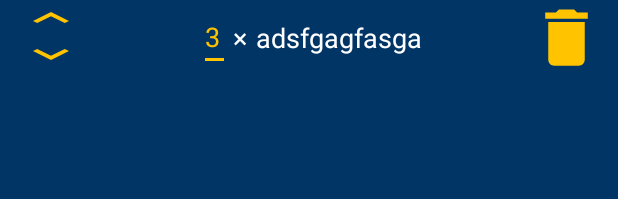
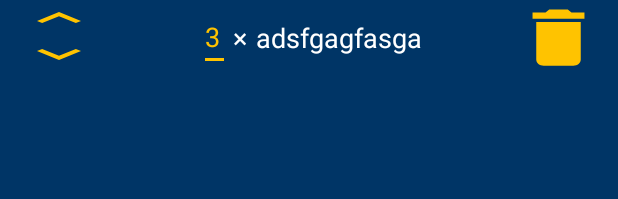
Before and after one commit to fHostert/Gymtracker, an Android app: the layout fragment_template_row.xml on its own in the app's theme, with its tools: preview values and no code run, on a phone screen of 412 x 824 dp. Shown: the top 199 px of the screen. Run offline under Robolectric (Android 15) with nearby library versions, the phone set to English and light mode, and no system bars.

Commit message:
edit template and stats for exercise bugfixes

```diff
--- a/app/src/main/java/com/example/gymtracker/templates/TemplateRowFragment.java
+++ b/app/src/main/java/com/example/gymtracker/templates/TemplateRowFragment.java
@@ -3,6 +3,7 @@ package com.example.gymtracker.templates;
 import android.os.Bundle;
 
 import androidx.fragment.app.Fragment;
+import androidx.fragment.app.FragmentManager;
 
 import android.view.LayoutInflater;
 import android.view.View;
@@ -87,7 +88,7 @@ public class TemplateRowFragment extends Fragment {
     }
 
     public void delete() {
-        this.delete();
+        getParentFragmentManager().beginTransaction().remove(this).commit();
     }
 
 
--- a/app/src/main/res/layout/fragment_template_row.xml
+++ b/app/src/main/res/layout/fragment_template_row.xml
@@ -18,7 +18,7 @@
             android:layout_width="0dp"
             android:layout_height="wrap_content"
             android:orientation="vertical"
-            android:layout_weight="20">
+            android:layout_weight="15">
             <ImageButton
                 android:id="@+id/exercise_up_template_button"
                 android:layout_width="match_parent"
@@ -45,11 +45,11 @@
 
 
         <LinearLayout
-            android:layout_width="wrap_content"
+            android:layout_width="0dp"
             android:layout_height="match_parent"
             android:orientation="horizontal"
             android:gravity="center"
-            android:layout_weight="60">
+            android:layout_weight="70">
             <EditText
                 android:id="@+id/number_of_sets_edit_text"
                 android:layout_width="wrap_content"
@@ -90,7 +90,7 @@
             android:id="@+id/delete_exercise_from_template_button"
             android:layout_width="0dp"
             android:layout_height="@dimen/menu_button_height"
-            android:layout_weight="20"
+            android:layout_weight="15"
             android:background="@drawable/ic_baseline_delete_24"
             android:foreground="?android:attr/selectableItemBackground"
             android:gravity="center"
```
Also changed, not shown: app/src/main/java/com/example/gymtracker/helper/DatabaseManager.java (+12 -0 lines), app/src/main/java/com/example/gymtracker/templates/EditTemplateActivity.java (+14 -11 lines), app/src/main/res/layout/activity_edit_template.xml (+7 -1 lines).
